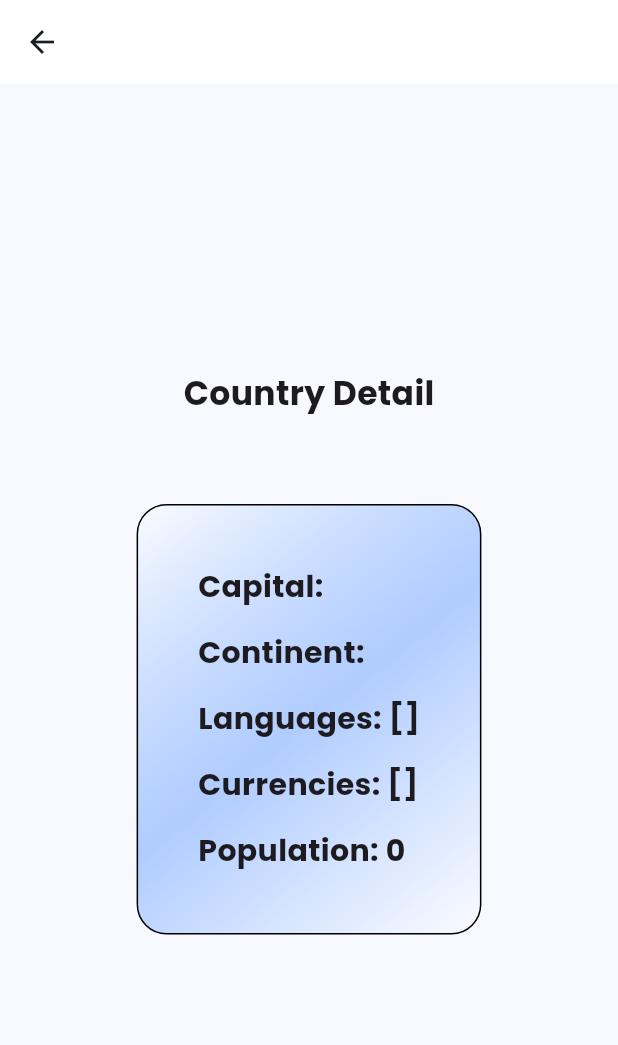
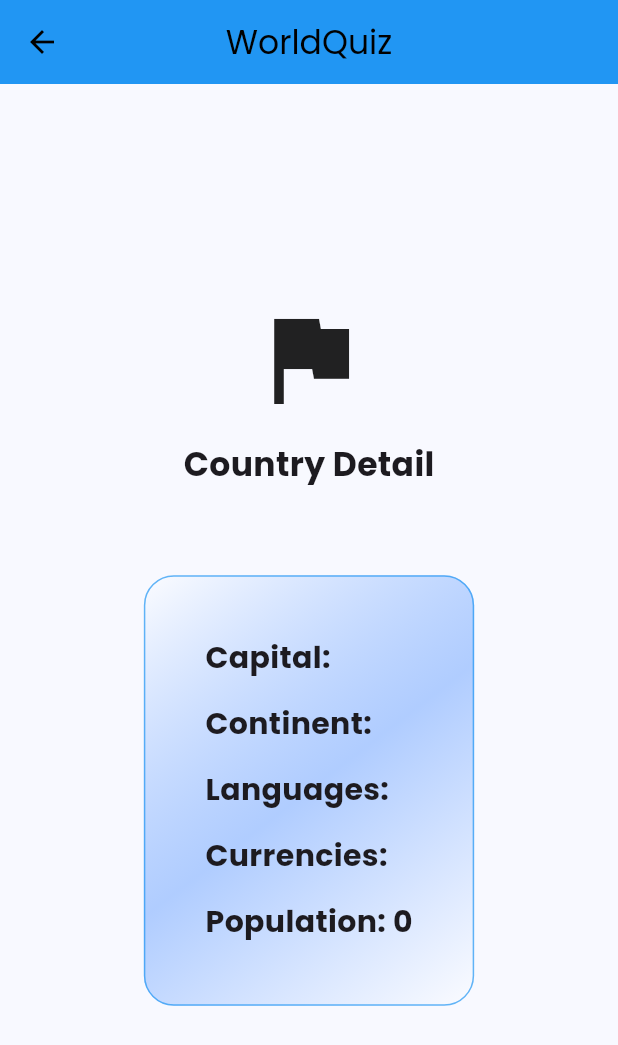
Before and after one commit to Medalisekri/countries_app, a Flutter app: the CountryDetailScreen screen opened directly with empty values, on a phone screen of 412 x 824 dp. Shown: the top 1045 px of the screen. Run offline on Flutter 3.47's test engine with Material 3 defaults, Android fonts, the light colour scheme and no system bars; our stand-ins replace dio, flutter_dotenv, flutter_riverpod, google_fonts, riverpod; network calls fail.

Commit message:
Add splash screen and Improve country detail screen

```diff
--- a/lib/main.dart
+++ b/lib/main.dart
@@ -1,5 +1,6 @@
 import 'package:countries_api/screens/country.dart';
 import 'package:countries_api/screens/country_detail.dart';
+import 'package:countries_api/screens/splash.dart';
 import 'package:flutter/material.dart';
 import 'package:flutter_dotenv/flutter_dotenv.dart';
 import 'package:flutter_riverpod/flutter_riverpod.dart';
@@ -16,7 +17,8 @@ Future<void> main() async {
     ),
     debugShowCheckedModeBanner: false,
     routes: {
-      '/': (context) => CountryScreen(),
+      '/': (context)=> SplashScreen(),
+      '/country': (context) => CountryScreen(),
       '/detail':(context)=> CountryDetailScreen(),
     },
   )));
--- a/lib/screens/country_detail.dart
+++ b/lib/screens/country_detail.dart
@@ -8,13 +8,24 @@ class CountryDetailScreen extends StatelessWidget {
   Widget build(BuildContext context) {
     return Scaffold(
         appBar: AppBar(
-          backgroundColor: Colors.white,
+          title: Text('WorldQuiz'),
+          backgroundColor: Colors.blue,
+          foregroundColor: Colors.black,
+          centerTitle: true,
         ),
         body:
             Center(child:
                 Column(
                     mainAxisAlignment: MainAxisAlignment.center,
                     children: [
+                      Image.network(
+                        country!.flagUrl,
+                        height: 200,
+                        width: double.infinity,
+                        fit: BoxFit.cover,
+                        errorBuilder: (context, error, stack) => Icon(Icons.flag, size: 80),
+                      ),
+                  const SizedBox(height: 15,),
                   Text('Country Detail' ,
                       style: TextStyle(fontSize: 22 , fontWeight: FontWeight.bold , )),
                 const SizedBox(height: 25,),
@@ -24,7 +35,7 @@ class CountryDetailScreen extends StatelessWidget {
                  padding: EdgeInsets.all(40),
                  margin: EdgeInsets.all(10),
                  decoration: BoxDecoration(
-                   border: Border.all(color:Colors.black),
+                   border: Border.all(color:Colors.blue.withValues(alpha: 0.7)),
                      borderRadius: BorderRadius.circular(20),
                      gradient: LinearGradient(
                          begin : Alignment.topLeft,
@@ -43,10 +54,10 @@ class CountryDetailScreen extends StatelessWidget {
                               Text('Continent: ${country?.continent}',
                                 style: TextStyle(fontWeight: FontWeight.bold,fontSize: 20),),
                               const SizedBox(height: 15),
-                              Text('Languages: ${country?.languages}',
+                              Text('Languages: ${country?.languages.join(', ')}',
                                 style: TextStyle(fontWeight: FontWeight.bold,fontSize: 20),),
                               const SizedBox(height: 15),
-                              Text('Currencies: ${country?.currencies}',
+                              Text('Currencies: ${country?.currencies.join(', ')}',
                                 style: TextStyle(fontWeight: FontWeight.bold,fontSize: 20),),
                               const SizedBox(height: 15),
                               Text('Population: ${country?.population}',
--- a/pubspec.yaml
+++ b/pubspec.yaml
@@ -68,7 +68,7 @@ flutter:
   # To add assets to your application, add an assets section, like this:
   assets:
     - .env
-  #   - images/a_dot_burr.jpeg
+    - lib/core/assets/images/earth.jpg
   #   - images/a_dot_ham.jpeg
 
   # An image asset can refer to one or more resolution-specific "variants", see
```
Also changed, not shown: lib/screens/country.dart (+1 -9 lines), lib/screens/splash.dart (added, +44 -0 lines), lib/core/assets/images/earth.jpg (added), 2 other files.
